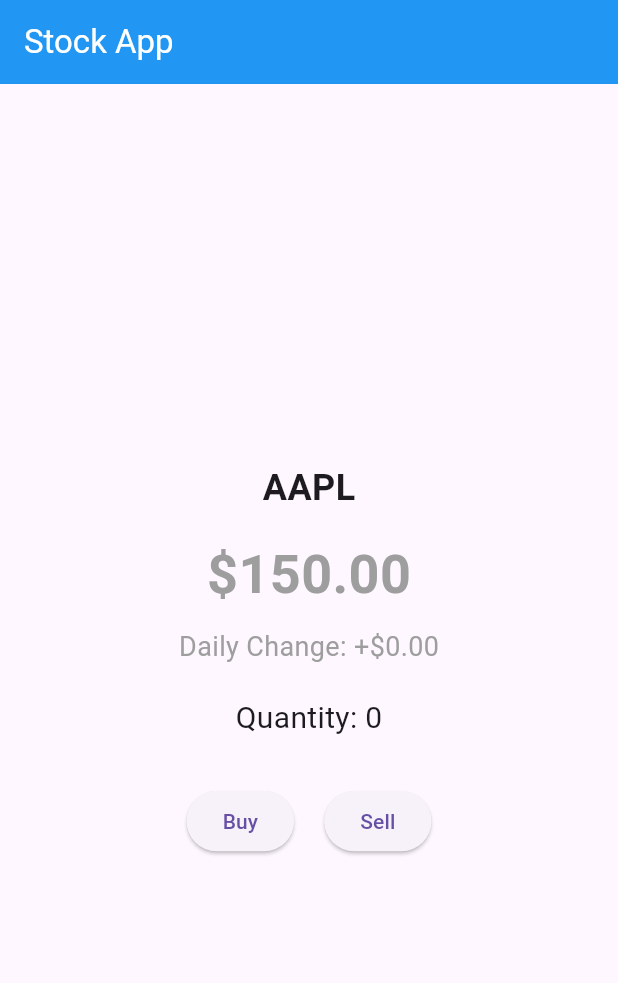
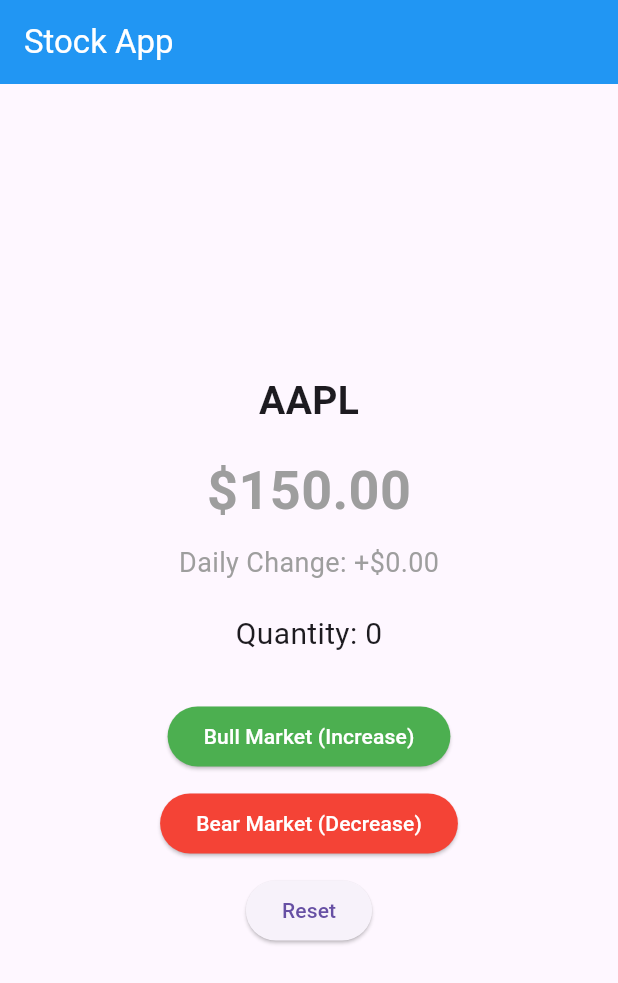
Before and after one commit to KhaleelKazy/week11the_market_watcher, a Flutter app: the screen it shows after launch, on a phone screen of 412 x 824 dp. Shown: the top 983 px of the screen. Run offline on Flutter 3.47's test engine with Material 3 defaults, Android fonts, the phone set to English and light mode, and no system bars.

Commit message:
commit3
phase3

```diff
--- a/lib/stock_bloc.dart
+++ b/lib/stock_bloc.dart
@@ -2,8 +2,9 @@
 import 'dart:math';
 
 enum StockAction {
-  buy,
-  sell,
+  bullMarket,
+  bearMarket,
+  reset,
 }
 
 class Stock {
@@ -41,14 +42,43 @@
 
   final Random _random = Random();
 
-  Stock _currentStock = Stock(
+  final Stock _initialStock = Stock(
     symbol: 'AAPL',
     price: 150.0,
     dailyChange: 0.0,
     quantity: 0,
   );
 
+  late Stock _currentStock;
+
   late final StreamSubscription<StockAction> _subscription;
+
+  StockBloc() {
+    _currentStock = _initialStock;
+
+    _subscription = _actionController.stream.listen((action) {
+      double newPrice = _currentStock.price;
+
+      if (action == StockAction.bullMarket) {
+        newPrice += _random.nextDouble() * 2.0;
+      } else if (action == StockAction.bearMarket) {
+        newPrice -= _random.nextDouble() * 2.0;
+      } else if (action == StockAction.reset) {
+        _currentStock = _initialStock;
+        _stockController.add(_currentStock);
+        return;
+      }
+
+      final dailyChange = newPrice - _currentStock.price;
+
+      _currentStock = _currentStock.copyWith(
+        price: newPrice,
+        dailyChange: dailyChange,
+      );
+
+      _stockController.add(_currentStock);
+    });
+  }
 
   Stream<Stock> get stockStream => _stockController.stream;
 
@@ -56,36 +86,6 @@
 
   Stock get currentStock => _currentStock;
 
-  StockBloc() {
-    _subscription = _actionController.stream.listen((action) {
-      final fluctuation = _random.nextDouble() * 2.0;
-
-      double newPrice = _currentStock.price;
-      int newQuantity = _currentStock.quantity;
-
-      if (action == StockAction.buy) {
-        newPrice += fluctuation;
-        newQuantity++;
-      } else {
-        newPrice -= fluctuation;
-
-        if (newQuantity > 0) {
-          newQuantity--;
-        }
-      }
-
-      final dailyChange = newPrice - _currentStock.price;
-
-      _currentStock = _currentStock.copyWith(
-        price: newPrice,
-        dailyChange: dailyChange,
-        quantity: newQuantity,
-      );
-
-      _stockController.add(_currentStock);
-    });
-  }
-
   Future<void> dispose() async {
     await _subscription.cancel();
     await _actionController.close();
--- a/lib/stock_page.dart
+++ b/lib/stock_page.dart
@@ -50,7 +50,7 @@
                 Text(
                   stock.symbol,
                   style: const TextStyle(
-                    fontSize: 24,
+                    fontSize: 26,
                     fontWeight: FontWeight.bold,
                   ),
                 ),
@@ -78,23 +78,33 @@
                   style: const TextStyle(fontSize: 20),
                 ),
                 const SizedBox(height: 30),
-                Row(
-                  mainAxisAlignment: MainAxisAlignment.center,
-                  children: [
                 ElevatedButton(
                   onPressed: () {
-                        bloc.inputSink.add(StockAction.buy);
+                    bloc.inputSink.add(StockAction.bullMarket);
                   },
-                      child: const Text('Buy'),
+                  style: ElevatedButton.styleFrom(
+                    backgroundColor: Colors.green,
+                    foregroundColor: Colors.white,
                   ),
-                    const SizedBox(width: 20),
+                  child: const Text('Bull Market (Increase)'),
+                ),
+                const SizedBox(height: 10),
                 ElevatedButton(
                   onPressed: () {
-                        bloc.inputSink.add(StockAction.sell);
+                    bloc.inputSink.add(StockAction.bearMarket);
                   },
-                      child: const Text('Sell'),
+                  style: ElevatedButton.styleFrom(
+                    backgroundColor: Colors.red,
+                    foregroundColor: Colors.white,
                   ),
-                  ],
+                  child: const Text('Bear Market (Decrease)'),
+                ),
+                const SizedBox(height: 10),
+                ElevatedButton(
+                  onPressed: () {
+                    bloc.inputSink.add(StockAction.reset);
+                  },
+                  child: const Text('Reset'),
                 ),
               ],
             ),
```
Also changed, not shown: 1 other file. Lines whose indentation alone changed are shown as unchanged.
